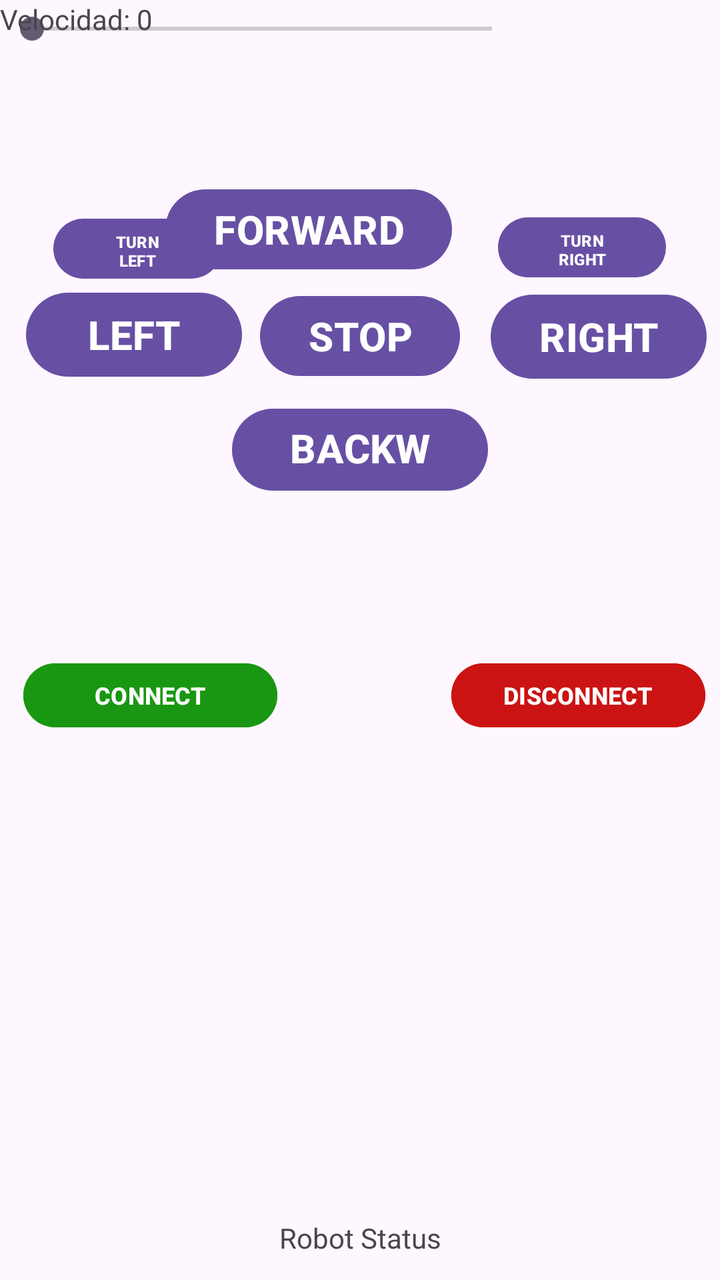
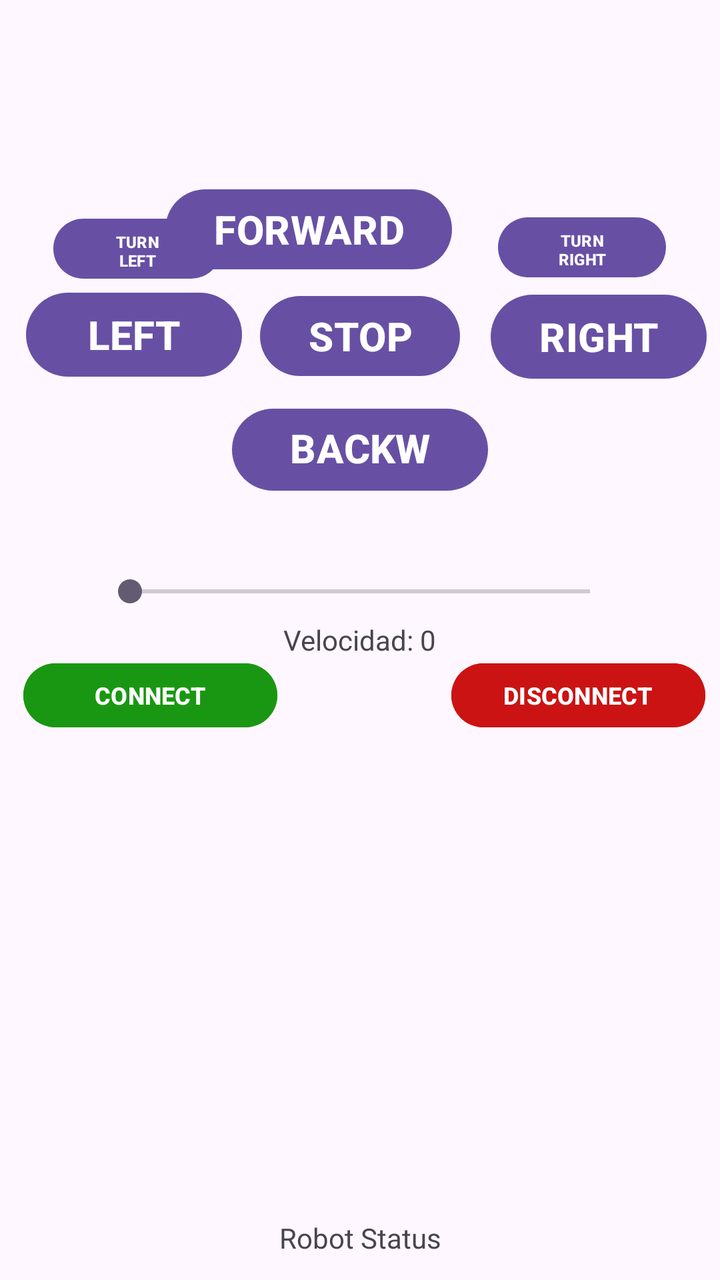

Screens rendered from an Android XML layout before and after an edit, with the pre-edit source and the edit as a unified diff.
<!-- AndroidManifest.xml: application theme Theme.MyFirstApp2026 -->
<!-- res/layout/activity_main.xml -->
<?xml version="1.0" encoding="utf-8"?>
<androidx.constraintlayout.widget.ConstraintLayout xmlns:android="http://schemas.android.com/apk/res/android"
    xmlns:app="http://schemas.android.com/apk/res-auto"
    xmlns:tools="http://schemas.android.com/tools"
    android:id="@+id/main"
    android:layout_width="match_parent"
    android:layout_height="match_parent"
    tools:context=".MainActivity">

    <TextView
        android:id="@+id/robotStatus"
        android:layout_width="wrap_content"
        android:layout_height="wrap_content"
        android:text="Robot Status"
        app:layout_constraintBottom_toBottomOf="parent"
        app:layout_constraintEnd_toEndOf="parent"
        app:layout_constraintStart_toStartOf="parent"
        app:layout_constraintTop_toTopOf="parent"
        app:layout_constraintVertical_bias="0.981" />

    <Button
        android:id="@+id/rightButton"
        android:layout_width="108dp"
        android:layout_height="50dp"
        android:text="RIGHT"
        android:textSize="20sp"
        android:textStyle="bold"
        app:layout_constraintBottom_toBottomOf="parent"
        app:layout_constraintEnd_toEndOf="parent"
        app:layout_constraintHorizontal_bias="0.973"
        app:layout_constraintStart_toStartOf="parent"
        app:layout_constraintTop_toTopOf="parent"
        app:layout_constraintVertical_bias="0.243" />

    <Button
        android:id="@+id/backButton"
        android:layout_width="0dp"
        android:layout_height="49dp"
        android:layout_marginStart="116dp"
        android:layout_marginEnd="116dp"
        android:text="BACKWARD"
        android:textSize="20sp"
        android:textStyle="bold"
        app:layout_constraintBottom_toBottomOf="parent"
        app:layout_constraintEnd_toEndOf="parent"
        app:layout_constraintHorizontal_bias="0.0"
        app:layout_constraintStart_toStartOf="parent"
        app:layout_constraintTop_toTopOf="parent"
        app:layout_constraintVertical_bias="0.339" />

    <Button
        android:id="@+id/leftButton"
        android:layout_width="108dp"
        android:layout_height="50dp"
        android:text="LEFT"
        android:textSize="20sp"
        android:textStyle="bold"
        app:layout_constraintBottom_toBottomOf="parent"
        app:layout_constraintEnd_toEndOf="parent"
        app:layout_constraintHorizontal_bias="0.052"
        app:layout_constraintStart_toStartOf="parent"
        app:layout_constraintTop_toTopOf="parent"
        app:layout_constraintVertical_bias="0.241" />

    <Button
        android:id="@+id/turnleftButton"
        android:layout_width="84dp"
        android:layout_height="38dp"
        android:text="TURN LEFT"
        android:textSize="8sp"
        android:textStyle="bold"
        app:layout_constraintBottom_toBottomOf="parent"
        app:layout_constraintEnd_toEndOf="parent"
        app:layout_constraintHorizontal_bias="0.097"
        app:layout_constraintStart_toStartOf="parent"
        app:layout_constraintTop_toTopOf="parent"
        app:layout_constraintVertical_bias="0.175" />

    <Button
        android:id="@+id/turnrightButton"
        android:layout_width="84dp"
        android:layout_height="38dp"
        android:text="TURN RIGHT"
        android:textSize="8sp"
        android:textStyle="bold"
        app:layout_constraintBottom_toBottomOf="parent"
        app:layout_constraintEnd_toEndOf="parent"
        app:layout_constraintHorizontal_bias="0.902"
        app:layout_constraintStart_toStartOf="parent"
        app:layout_constraintTop_toTopOf="parent"
        app:layout_constraintVertical_bias="0.174" />

    <Button
        android:id="@+id/conButton"
        android:layout_width="127dp"
        android:layout_height="40dp"
        android:backgroundTint="#1A9712"
        android:onClick="onClickConnectButton"
        android:text="CONNECT"
        android:textSize="12sp"
        android:textStyle="bold"
        app:layout_constraintBottom_toBottomOf="parent"
        app:layout_constraintEnd_toEndOf="parent"
        app:layout_constraintHorizontal_bias="0.05"
        app:layout_constraintStart_toStartOf="parent"
        app:layout_constraintTop_toTopOf="parent"
        app:layout_constraintVertical_bias="0.546" />


    <ScrollView
        android:id="@+id/discoveredDevicesScroll"
        android:layout_width="0dp"
        android:layout_height="0dp"
        android:layout_marginStart="16dp"
        android:layout_marginTop="12dp"
        android:layout_marginEnd="16dp"
        android:layout_marginBottom="12dp"
        android:fillViewport="true"
        app:layout_constraintBottom_toTopOf="@id/robotStatus"
        app:layout_constraintEnd_toEndOf="parent"
        app:layout_constraintStart_toStartOf="parent"
        app:layout_constraintTop_toBottomOf="@id/conButton">

        <LinearLayout
            android:id="@+id/discoveredDevices"
            android:layout_width="match_parent"
            android:layout_height="wrap_content"
            android:orientation="vertical" />
    </ScrollView>

    <Button
        android:id="@+id/desButton"
        android:layout_width="127dp"
        android:layout_height="40dp"
        android:backgroundTint="#CC1313"
        android:text="DISCONNECT"
        android:textSize="12sp"
        android:textStyle="bold"
        app:layout_constraintBottom_toBottomOf="parent"
        app:layout_constraintEnd_toEndOf="parent"
        app:layout_constraintHorizontal_bias="0.969"
        app:layout_constraintStart_toStartOf="parent"
        app:layout_constraintTop_toTopOf="parent"
        app:layout_constraintVertical_bias="0.546" />

    <Button
        android:id="@+id/stopButton"
        android:layout_width="wrap_content"
        android:layout_height="wrap_content"
        android:text="STOP"
        android:textSize="20sp"
        android:textStyle="bold"
        app:layout_constraintBottom_toBottomOf="parent"
        app:layout_constraintEnd_toEndOf="parent"
        app:layout_constraintStart_toStartOf="parent"
        app:layout_constraintTop_toTopOf="parent"
        app:layout_constraintVertical_bias="0.243" />

    <Button
        android:id="@+id/forButton"
        android:layout_width="wrap_content"
        android:layout_height="wrap_content"
        android:layout_marginStart="134dp"
        android:layout_marginEnd="134dp"
        android:text="FORWARD"
        android:textSize="20sp"
        android:textStyle="bold"
        app:layout_constraintBottom_toBottomOf="parent"
        app:layout_constraintEnd_toEndOf="parent"
        app:layout_constraintHorizontal_bias="1.0"
        app:layout_constraintStart_toStartOf="parent"
        app:layout_constraintTop_toTopOf="parent"
        app:layout_constraintVertical_bias="0.153" />

    <SeekBar
        android:id="@+id/velBar"
        android:layout_width="262dp"
        android:layout_height="29dp"
        tools:layout_editor_absoluteX="74dp"
        tools:layout_editor_absoluteY="382dp" />

    <TextView
        android:id="@+id/velValue"
        android:layout_width="wrap_content"
        android:layout_height="wrap_content"
        android:text="Velocidad: 0"
        tools:layout_editor_absoluteX="167dp"
        tools:layout_editor_absoluteY="419dp" />

</androidx.constraintlayout.widget.ConstraintLayout>
<!-- resources referenced by this layout -->
<resources>
  <style name="Theme.MyFirstApp2026" parent="Base.Theme.MyFirstApp2026" />
  <style name="Base.Theme.MyFirstApp2026" parent="Theme.Material3.DayNight.NoActionBar">
          
          
      </style>
</resources>

<!-- the commit's change to res/layout/activity_main.xml (unified diff, before → after) -->
@@ -176,15 +176,22 @@
         android:id="@+id/velBar"
         android:layout_width="262dp"
         android:layout_height="29dp"
-        tools:layout_editor_absoluteX="74dp"
-        tools:layout_editor_absoluteY="382dp" />
+        android:layout_marginStart="48dp"
+        android:layout_marginTop="32dp"
+        android:layout_marginEnd="48dp"
+        android:min="0"
+        android:max="3"
+        app:layout_constraintEnd_toEndOf="parent"
+        app:layout_constraintStart_toStartOf="parent"
+        app:layout_constraintTop_toBottomOf="@id/backButton" />
 
     <TextView
         android:id="@+id/velValue"
         android:layout_width="wrap_content"
         android:layout_height="wrap_content"
         android:text="Velocidad: 0"
-        tools:layout_editor_absoluteX="167dp"
-        tools:layout_editor_absoluteY="419dp" />
+        app:layout_constraintEnd_toEndOf="parent"
+        app:layout_constraintStart_toStartOf="parent"
+        app:layout_constraintTop_toBottomOf="@id/velBar" />
 
 </androidx.constraintlayout.widget.ConstraintLayout>
